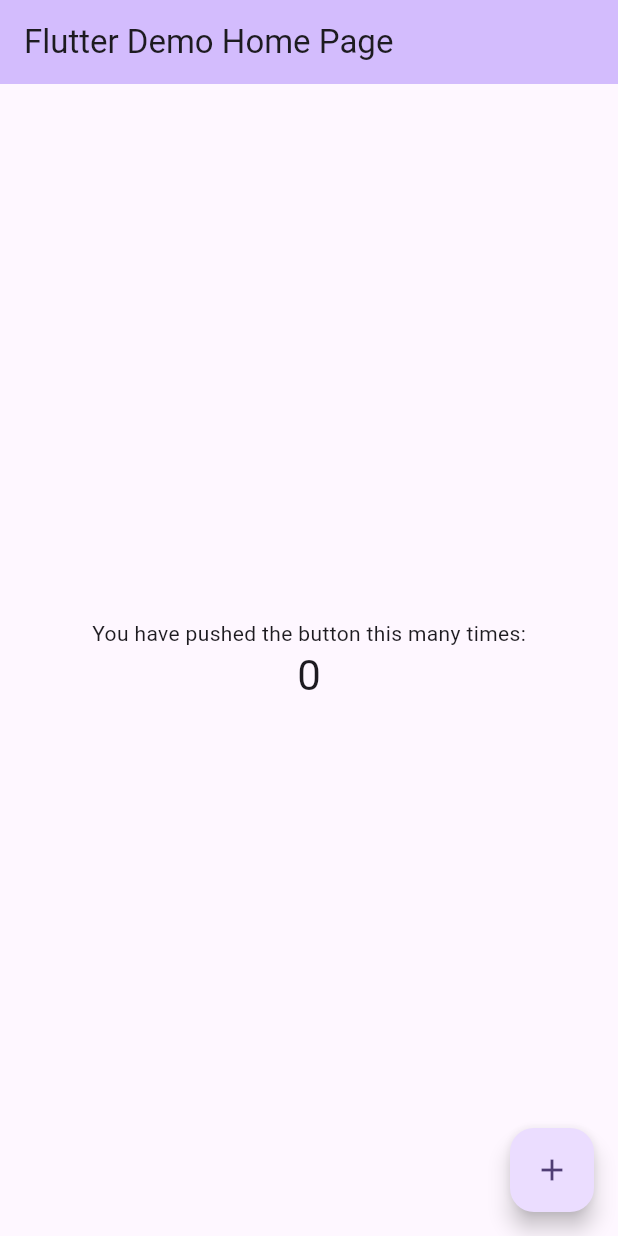
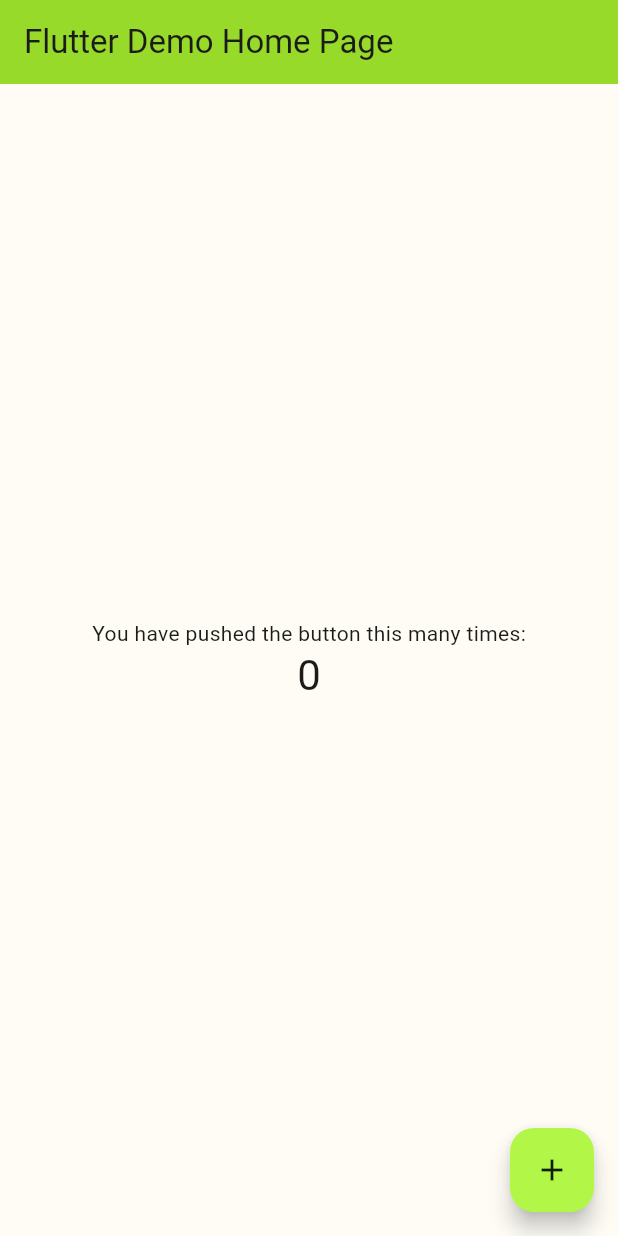
Before and after one commit to Bullets-jyr/stock_app, a Flutter app: the screen it shows after launch, on a phone screen of 412 x 824 dp. Run offline on Flutter 3.47's test engine with Material 3 defaults, Android fonts, the phone set to English and light mode, and no system bars.

Commit message:
feat: Apply Material 3 Theme

```diff
--- a/lib/main.dart
+++ b/lib/main.dart
@@ -1,4 +1,5 @@
 import 'package:flutter/material.dart';
+import 'package:stock_app/color_schemes.g.dart';
 
 void main() {
   runApp(const MyApp());
@@ -7,30 +8,21 @@ void main() {
 class MyApp extends StatelessWidget {
   const MyApp({super.key});
 
-  // This widget is the root of your application.
   @override
   Widget build(BuildContext context) {
     return MaterialApp(
       title: 'Flutter Demo',
       theme: ThemeData(
-        // This is the theme of your application.
-        //
-        // TRY THIS: Try running your application with "flutter run". You'll see
-        // the application has a purple toolbar. Then, without quitting the app,
-        // try changing the seedColor in the colorScheme below to Colors.green
-        // and then invoke "hot reload" (save your changes or press the "hot
-        // reload" button in a Flutter-supported IDE, or press "r" if you used
-        // the command line to start the app).
-        //
-        // Notice that the counter didn't reset back to zero; the application
-        // state is not lost during the reload. To reset the state, use hot
-        // restart instead.
-        //
-        // This works for code too, not just values: Most code changes can be
-        // tested with just a hot reload.
-        colorScheme: ColorScheme.fromSeed(seedColor: Colors.deepPurple),
+        // colorScheme: ColorScheme.fromSeed(seedColor: Colors.deepPurple),
         useMaterial3: true,
+        colorScheme: lightColorScheme,
       ),
+      darkTheme: ThemeData(
+        // colorScheme: ColorScheme.fromSeed(seedColor: Colors.deepPurple),
+        useMaterial3: true,
+        colorScheme: darkColorScheme,
+      ),
+      themeMode: ThemeMode.system,
       home: const MyHomePage(title: 'Flutter Demo Home Page'),
     );
   }
@@ -38,15 +30,6 @@ class MyApp extends StatelessWidget {
 
 class MyHomePage extends StatefulWidget {
   const MyHomePage({super.key, required this.title});
-
-  // This widget is the home page of your application. It is stateful, meaning
-  // that it has a State object (defined below) that contains fields that affect
-  // how it looks.
-
-  // This class is the configuration for the state. It holds the values (in this
-  // case the title) provided by the parent (in this case the App widget) and
-  // used by the build method of the State. Fields in a Widget subclass are
-  // always marked "final".
 
   final String title;
 
@@ -59,50 +42,19 @@ class _MyHomePageState extends State<MyHomePage> {
 
   void _incrementCounter() {
     setState(() {
-      // This call to setState tells the Flutter framework that something has
-      // changed in this State, which causes it to rerun the build method below
-      // so that the display can reflect the updated values. If we changed
-      // _counter without calling setState(), then the build method would not be
-      // called again, and so nothing would appear to happen.
       _counter++;
     });
   }
 
   @override
   Widget build(BuildContext context) {
-    // This method is rerun every time setState is called, for instance as done
-    // by the _incrementCounter method above.
-    //
-    // The Flutter framework has been optimized to make rerunning build methods
-    // fast, so that you can just rebuild anything that needs updating rather
-    // than having to individually change instances of widgets.
     return Scaffold(
       appBar: AppBar(
-        // TRY THIS: Try changing the color here to a specific color (to
-        // Colors.amber, perhaps?) and trigger a hot reload to see the AppBar
-        // change color while the other colors stay the same.
         backgroundColor: Theme.of(context).colorScheme.inversePrimary,
-        // Here we take the value from the MyHomePage object that was created by
-        // the App.build method, and use it to set our appbar title.
         title: Text(widget.title),
       ),
       body: Center(
-        // Center is a layout widget. It takes a single child and positions it
-        // in the middle of the parent.
         child: Column(
-          // Column is also a layout widget. It takes a list of children and
-          // arranges them vertically. By default, it sizes itself to fit its
-          // children horizontally, and tries to be as tall as its parent.
-          //
-          // Column has various properties to control how it sizes itself and
-          // how it positions its children. Here we use mainAxisAlignment to
-          // center the children vertically; the main axis here is the vertical
-          // axis because Columns are vertical (the cross axis would be
-          // horizontal).
-          //
-          // TRY THIS: Invoke "debug painting" (choose the "Toggle Debug Paint"
-          // action in the IDE, or press "p" in the console), to see the
-          // wireframe for each widget.
           mainAxisAlignment: MainAxisAlignment.center,
           children: <Widget>[
             const Text(
@@ -119,7 +71,7 @@ class _MyHomePageState extends State<MyHomePage> {
         onPressed: _incrementCounter,
         tooltip: 'Increment',
         child: const Icon(Icons.add),
-      ), // This trailing comma makes auto-formatting nicer for build methods.
+      ),
     );
   }
 }
```
Also changed, not shown: lib/color_schemes.g.dart (added).
